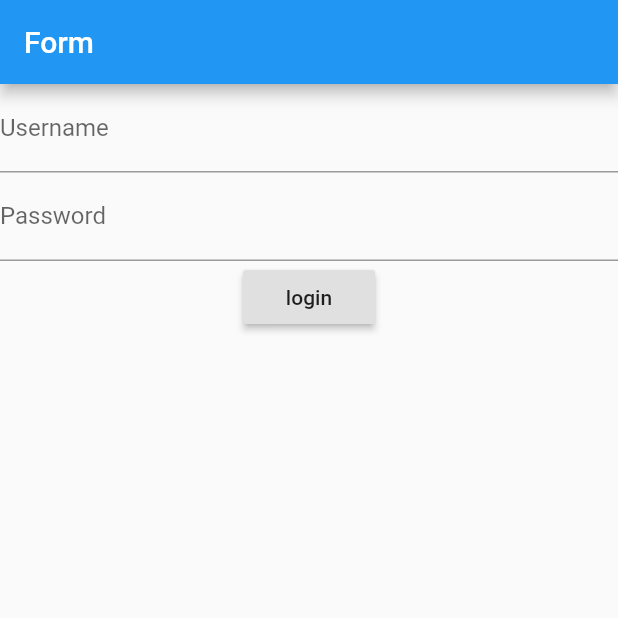
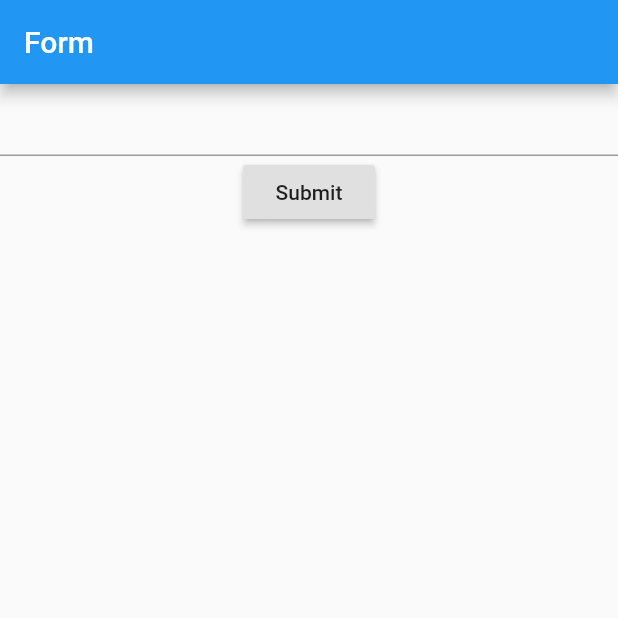
Before and after one commit to edsonbonfim/form, a Flutter app: the screen it shows after launch, on a phone screen of 412 x 824 dp, the top half of it. Run offline on Flutter 3.47's test engine with Material 2 defaults, Android fonts, the phone set to English and light mode, and no system bars; our stand-ins replace validators.

```diff
--- a/example/lib/main.dart
+++ b/example/lib/main.dart
@@ -1,3 +1,4 @@
+import 'package:example/validation.dart';
 import 'package:flutter/material.dart';
 
 import 'login_form.dart';
@@ -12,7 +13,7 @@ class App extends StatelessWidget {
         appBar: AppBar(
           title: Text("Form"),
         ),
-        body: LoginForm(),
+        body: MyCustomForm(),
       ),
     );
   }
--- /dev/null
+++ b/example/lib/validation.dart
@@ -0,0 +1,36 @@
+import 'package:flutter/material.dart';
+import 'package:form/form.dart';
+
+// Define a custom FormInput widget.
+class MyCustomForm extends StatelessWidget {
+  @override
+  Widget build(BuildContext context) {
+    // Build a FormInput widget.
+    return FormInput(
+      // This tag uniquely identifies the FormInput
+      // widget and allows validation of the form.
+      tag: "myCustomForm",
+      child: Column(
+        children: <Widget>[
+          Input(
+            validators: [
+              Validators.required,
+            ],
+          ),
+          RaisedButton(
+            onPressed: () {
+              // validate returns true if the form is valid, otherwise false.
+              if (FormInput.get("myCustomForm").validate()) {
+                // If the form is valid, display a snackbar. In the real world,
+                // you'd often call a server or save the information in a database.
+                Scaffold.of(context)
+                    .showSnackBar(SnackBar(content: Text('Processing Data')));
+              }
+            },
+            child: Text('Submit'),
+          ),
+        ],
+      ),
+    );
+  }
+}
--- a/lib/form.dart
+++ b/lib/form.dart
@@ -1,5 +1,5 @@
 library form;
 
+export 'src/form.dart';
 export 'src/validator.dart';
 export 'src/validators.dart';
-export 'src/test.dart';
--- a/lib/src/test.dart
+++ b/lib/src/form.dart
@@ -1,4 +1,5 @@
 import 'package:flutter/material.dart';
+
 import 'validator.dart';
 
 class FormInput extends StatefulWidget {
```
Also changed, not shown: 1 other file.
